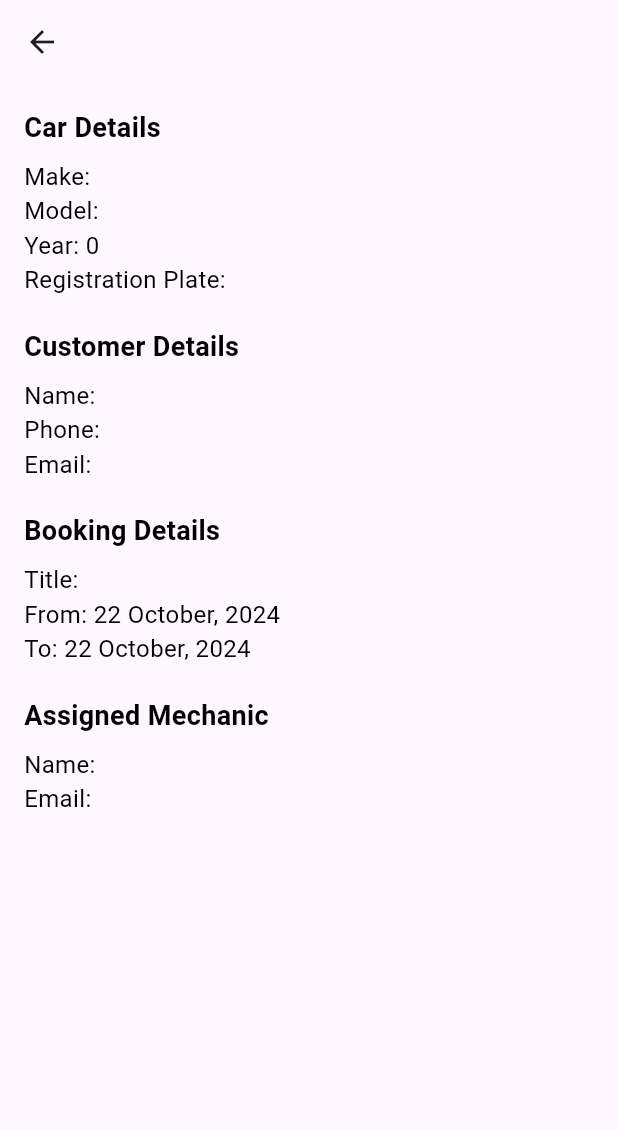
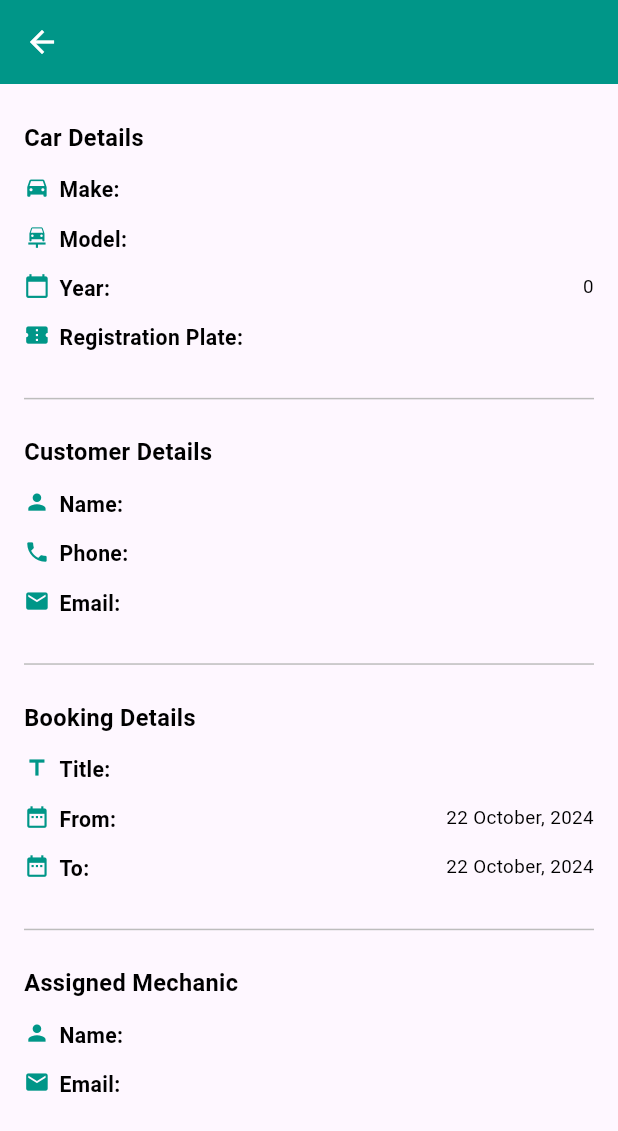
Before and after one commit to alxayeed/car_workshop, a Flutter app: the BookingDetailsScreen screen opened directly with empty values, on a phone screen of 412 x 824 dp. Shown: the top 1131 px of the screen. Run offline on Flutter 3.47's test engine with Material 3 defaults, Android fonts, the phone set to English and light mode, and no system bars; our stand-ins replace cloud_firestore, dartz, equatable, firebase_auth, firebase_core, flutter_screenutil and 4 more; accounts and stored records are empty.

Commit message:
UPDATE: ui updated
card ui updated
detais ui updated
app bar added

```diff
--- /dev/null
+++ b/lib/core/common/widgets/show_info_widget.dart
@@ -0,0 +1,50 @@
+import 'package:flutter/material.dart';
+import 'package:flutter_screenutil/flutter_screenutil.dart';
+
+import '../../style/app_colors.dart';
+
+class ShowInfoWidget extends StatelessWidget {
+  final String title;
+  final String value;
+  final IconData? icon;
+
+  const ShowInfoWidget({
+    super.key,
+    required this.title,
+    required this.value,
+    this.icon,
+  });
+
+  @override
+  Widget build(BuildContext context) {
+    return Padding(
+      padding: EdgeInsets.symmetric(vertical: 8.h),
+      child: Row(
+        crossAxisAlignment: CrossAxisAlignment.start,
+        children: [
+          if (icon != null) Icon(icon, color: AppColors.primary, size: 22.sp),
+          SizedBox(width: 8.w),
+          Expanded(
+            child: Text(
+              title,
+              style: TextStyle(
+                fontWeight: FontWeight.bold,
+                fontSize: 18.sp,
+              ),
+            ),
+          ),
+          Expanded(
+            child: Text(
+              value,
+              style: TextStyle(
+                fontSize: 16.sp,
+                color: AppColors.textColor,
+              ),
+              textAlign: TextAlign.right,
+            ),
+          ),
+        ],
+      ),
+    );
+  }
+}
--- a/lib/core/common/widgets/widgets.dart
+++ b/lib/core/common/widgets/widgets.dart
@@ -1,3 +1,4 @@
 export 'custom_button.dart';
 export 'custom_dropdown_button.dart';
 export 'custom_text_field.dart';
+export 'show_info_widget.dart';
--- a/lib/features/auth/presentation/screens/profile_screen.dart
+++ b/lib/features/auth/presentation/screens/profile_screen.dart
@@ -1,4 +1,5 @@
 import 'package:car_workshop/core/constants/app_strings.dart';
+import 'package:car_workshop/core/routes/app_routes.dart';
 import 'package:car_workshop/core/style/app_colors.dart';
 import 'package:flutter/material.dart';
 import 'package:flutter_screenutil/flutter_screenutil.dart';
@@ -19,6 +20,8 @@ class ProfileScreen extends StatelessWidget {
 
     return Scaffold(
       appBar: AppBar(
+        backgroundColor: AppColors.primary,
+        foregroundColor: Colors.white,
         title: const Text(AppStrings.profile),
       ),
       body: user == null
@@ -50,9 +53,10 @@ class ProfileScreen extends StatelessWidget {
                     const Spacer(),
                     CustomButton(
                       labelText: AppStrings.logout,
+                      backgroundColor: AppColors.errorBackground,
                       onPressed: () {
                         authService.clearCurrentUser();
-                        Get.offAllNamed('/login');
+                        Get.offAllNamed(AppRoutes.login);
                       },
                     ),
                     SizedBox(height: 28.h),
--- a/lib/features/bookings/presentation/screens/bookig_list_screen.dart
+++ b/lib/features/bookings/presentation/screens/bookig_list_screen.dart
@@ -29,6 +29,8 @@ class _BookingsListScreenState extends State<BookingsListScreen> {
       length: 3,
       child: Scaffold(
         appBar: AppBar(
+          backgroundColor: AppColors.primary,
+          foregroundColor: Colors.white,
           centerTitle: true,
           title: const Text('Bookings'),
           actions: [
--- a/lib/features/bookings/presentation/screens/booking_details_screen.dart
+++ b/lib/features/bookings/presentation/screens/booking_details_screen.dart
@@ -1,6 +1,9 @@
 import 'package:flutter/material.dart';
+import 'package:flutter_screenutil/flutter_screenutil.dart';
 import 'package:intl/intl.dart';
 
+import '../../../../core/common/widgets/widgets.dart';
+import '../../../../core/style/app_colors.dart';
 import '../../domain/entities/booking_entity.dart';
 
 class BookingDetailsScreen extends StatelessWidget {
@@ -14,59 +17,133 @@ class BookingDetailsScreen extends StatelessWidget {
 
     return Scaffold(
       appBar: AppBar(
+        backgroundColor: AppColors.primary,
+        foregroundColor: Colors.white,
         title: Text(booking.title),
       ),
-      body: Padding(
+      body: SingleChildScrollView(
+        child: Padding(
           padding: const EdgeInsets.all(16.0),
           child: Column(
             crossAxisAlignment: CrossAxisAlignment.start,
             children: [
-            const Text('Car Details',
-                style: TextStyle(fontSize: 18, fontWeight: FontWeight.bold)),
-            const SizedBox(height: 8.0),
-            Text('Make: ${booking.car.make}',
-                style: const TextStyle(fontSize: 16)),
-            Text('Model: ${booking.car.model}',
-                style: const TextStyle(fontSize: 16)),
-            Text('Year: ${booking.car.year}',
-                style: const TextStyle(fontSize: 16)),
-            Text('Registration Plate: ${booking.car.registrationPlate}',
-                style: const TextStyle(fontSize: 16)),
-            const SizedBox(height: 20),
-            const Text('Customer Details',
-                style: TextStyle(fontSize: 18, fontWeight: FontWeight.bold)),
-            const SizedBox(height: 8.0),
-            Text('Name: ${booking.customer.name}',
-                style: const TextStyle(fontSize: 16)),
-            Text('Phone: ${booking.customer.phoneNumber}',
-                style: const TextStyle(fontSize: 16)),
-            Text('Email: ${booking.customer.email}',
-                style: const TextStyle(fontSize: 16)),
-            const SizedBox(height: 20),
-            const Text('Booking Details',
-                style: TextStyle(fontSize: 18, fontWeight: FontWeight.bold)),
-            const SizedBox(height: 8.0),
-            Text('Title: ${booking.title}',
-                style: const TextStyle(fontSize: 16)),
-            Text(
-              'From: ${dateFormat.format(DateTime.parse(booking.startDateTime.toString()))}',
-              style: const TextStyle(fontSize: 16),
+              buildSection(
+                title: 'Car Details',
+                children: [
+                  ShowInfoWidget(
+                    title: 'Make: ',
+                    value: booking.car.make,
+                    icon: Icons.directions_car,
                   ),
-            Text(
-              'To: ${dateFormat.format(DateTime.parse(booking.endDateTime.toString()))}',
-              style: const TextStyle(fontSize: 16),
+                  ShowInfoWidget(
+                    title: 'Model: ',
+                    value: booking.car.model,
+                    icon: Icons.car_repair,
                   ),
-            const SizedBox(height: 20),
-            const Text('Assigned Mechanic',
-                style: TextStyle(fontSize: 18, fontWeight: FontWeight.bold)),
-            const SizedBox(height: 8.0),
-            Text('Name: ${booking.mechanic.name}',
-                style: const TextStyle(fontSize: 16)),
-            Text('Email: ${booking.mechanic.email}',
-                style: const TextStyle(fontSize: 16)),
+                  ShowInfoWidget(
+                    title: 'Year: ',
+                    value: booking.car.year.toString(),
+                    icon: Icons.calendar_today,
+                  ),
+                  ShowInfoWidget(
+                    title: 'Registration Plate: ',
+                    value: booking.car.registrationPlate,
+                    icon: Icons.confirmation_number,
+                  ),
                 ],
+              ),
+              buildDivider(),
+              buildSection(
+                title: 'Customer Details',
+                children: [
+                  ShowInfoWidget(
+                    title: 'Name: ',
+                    value: booking.customer.name,
+                    icon: Icons.person,
+                  ),
+                  ShowInfoWidget(
+                    title: 'Phone: ',
+                    value: booking.customer.phoneNumber,
+                    icon: Icons.phone,
+                  ),
+                  ShowInfoWidget(
+                    title: 'Email: ',
+                    value: booking.customer.email,
+                    icon: Icons.email,
+                  ),
+                ],
+              ),
+              buildDivider(),
+              buildSection(
+                title: 'Booking Details',
+                children: [
+                  ShowInfoWidget(
+                    title: 'Title: ',
+                    value: booking.title,
+                    icon: Icons.title,
+                  ),
+                  ShowInfoWidget(
+                    title: 'From: ',
+                    value: dateFormat.format(
+                        DateTime.parse(booking.startDateTime.toString())),
+                    icon: Icons.date_range,
+                  ),
+                  ShowInfoWidget(
+                    title: 'To: ',
+                    value: dateFormat
+                        .format(DateTime.parse(booking.endDateTime.toString())),
+                    icon: Icons.date_range,
+                  ),
+                ],
+              ),
+              buildDivider(),
+              buildSection(
+                title: 'Assigned Mechanic',
+                children: [
+                  ShowInfoWidget(
+                    title: 'Name: ',
+                    value: booking.mechanic.name,
+                    icon: Icons.person,
+                  ),
+                  ShowInfoWidget(
+                    title: 'Email: ',
+                    value: booking.mechanic.email,
+                    icon: Icons.email,
+                  ),
+                ],
+              ),
+            ],
+          ),
         ),
       ),
     );
   }
+
+  Widget buildSection({required String title, required List<Widget> children}) {
+    return Padding(
+      padding: EdgeInsets.symmetric(vertical: 10.h),
+      child: Column(
+        crossAxisAlignment: CrossAxisAlignment.start,
+        children: [
+          Text(
+            title,
+            style: TextStyle(
+              fontSize: 20.sp,
+              fontWeight: FontWeight.bold,
+            ),
+          ),
+          SizedBox(height: 10.h),
+          ...children,
+        ],
+      ),
+    );
   }
+
+  Widget buildDivider() {
+    return Divider(
+      height: 40.h,
+      thickness: 1,
+      color: Colors.grey.shade400,
+    );
+  }
+}
--- a/lib/features/bookings/presentation/widgets/booking_card.dart
+++ b/lib/features/bookings/presentation/widgets/booking_card.dart
@@ -1,6 +1,8 @@
 import 'package:flutter/material.dart';
+import 'package:flutter_screenutil/flutter_screenutil.dart';
 import 'package:intl/intl.dart';
 
+import '../../../../core/common/widgets/widgets.dart';
 import '../../domain/entities/booking_entity.dart';
 
 class BookingCard extends StatelessWidget {
@@ -13,34 +15,37 @@ class BookingCard extends StatelessWidget {
     final DateFormat dateFormat = DateFormat('dd MMMM, yyyy');
 
     return Card(
-      margin: const EdgeInsets.symmetric(vertical: 4.0, horizontal: 8.0),
+      margin: EdgeInsets.symmetric(vertical: 10.h, horizontal: 18.w),
       elevation: 2,
       color: Colors.teal.shade50,
       child: Padding(
-        padding: const EdgeInsets.all(8.0),
+        padding: EdgeInsets.all(16.h),
         child: Column(
           crossAxisAlignment: CrossAxisAlignment.start,
           children: [
             Text(
               booking.title,
-              style: const TextStyle(
-                fontSize: 16,
+              style: TextStyle(
+                fontSize: 24.sp,
                 fontWeight: FontWeight.bold,
               ),
             ),
-            const SizedBox(height: 4.0),
-            Text(
-              'Customer: ${booking.customer.name}',
-              style: const TextStyle(fontSize: 14),
+            SizedBox(height: 8.h),
+            ShowInfoWidget(
+              title: 'Customer: ',
+              value: booking.customer.name,
+              icon: Icons.person,
             ),
-            Text(
-              'Mechanic: ${booking.mechanic.name}',
-              style: const TextStyle(fontSize: 14),
+            ShowInfoWidget(
+              title: 'Mechanic: ',
+              value: booking.mechanic.name,
+              icon: Icons.build,
             ),
-            const SizedBox(height: 4.0),
-            Text(
-              'From: ${dateFormat.format(DateTime.parse(booking.startDateTime.toString()))}',
-              style: const TextStyle(fontSize: 12),
+            ShowInfoWidget(
+              title: 'From: ',
+              value: dateFormat
+                  .format(DateTime.parse(booking.startDateTime.toString())),
+              icon: Icons.date_range,
             ),
           ],
         ),
```
Lines whose indentation alone changed are shown as unchanged.
